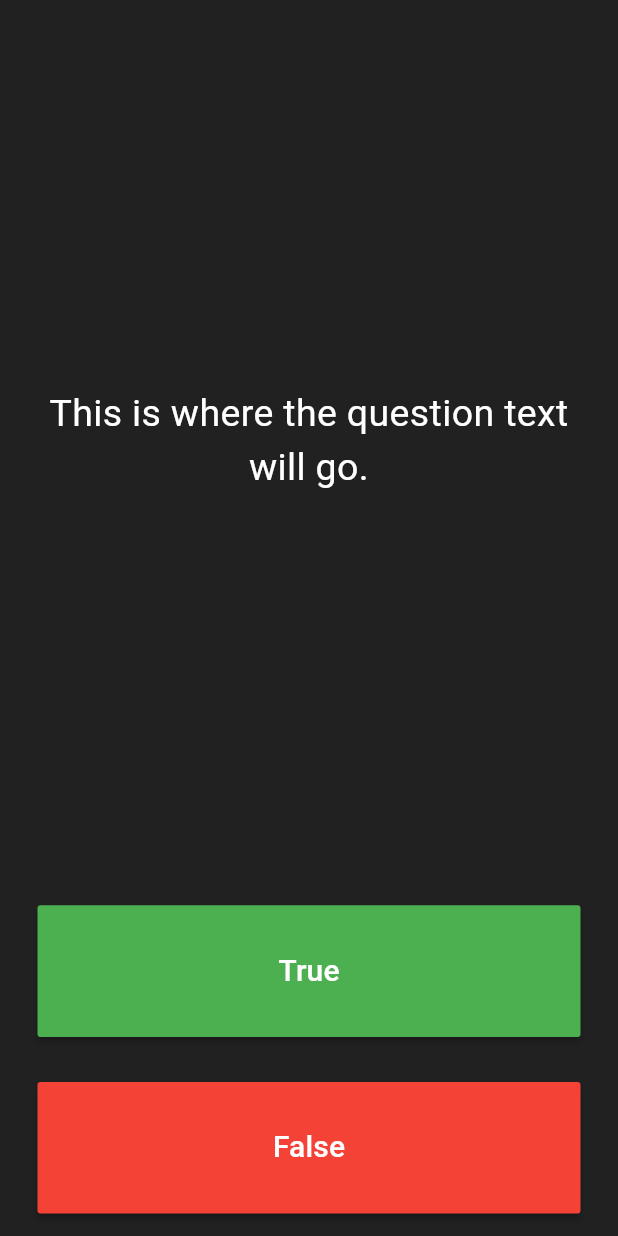
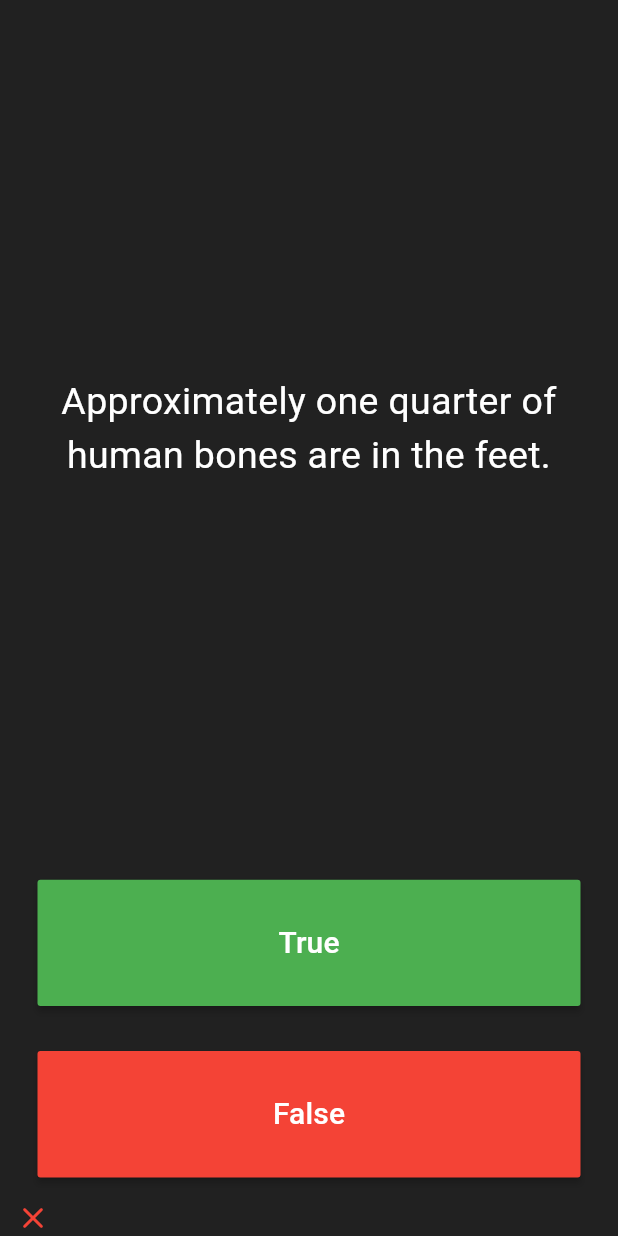
Before and after one commit to abdulrehmana28/flutter_qulizzler_app, a Flutter app: the screen it shows after launch, after a tap on "True", on a phone screen of 412 x 824 dp. Run offline on Flutter 3.47's test engine with Material 3 defaults, Android fonts, the phone set to English and light mode, and no system bars.

Commit message:
added basic functionality

```diff
--- a/lib/main.dart
+++ b/lib/main.dart
@@ -10,7 +10,7 @@ class Quizzler extends StatelessWidget {
         backgroundColor: Colors.grey.shade900,
         body: SafeArea(
           child: Padding(
-            padding: EdgeInsets.symmetric(horizontal: 10.0),
+            padding: const EdgeInsets.symmetric(horizontal: 10.0),
             child: QuizPage(),
           ),
         ),
@@ -25,6 +25,15 @@ class QuizPage extends StatefulWidget {
 }
 
 class _QuizPageState extends State<QuizPage> {
+  int questionNumber = 0;
+  List<Icon> listMark = [];
+  List<bool> answers = [false, true, true];
+  List<String> questions = [
+    'You can lead a cow down stairs but not up stairs.',
+    'Approximately one quarter of human bones are in the feet.',
+    'A slug\'s blood is green.'
+  ];
+
   @override
   Widget build(BuildContext context) {
     return Column(
@@ -37,7 +46,7 @@ class _QuizPageState extends State<QuizPage> {
             padding: EdgeInsets.all(10.0),
             child: Center(
               child: Text(
-                'This is where the question text will go.',
+                questions.elementAt(questionNumber),
                 textAlign: TextAlign.center,
                 style: TextStyle(
                   fontSize: 25.0,
@@ -49,11 +58,11 @@ class _QuizPageState extends State<QuizPage> {
         ),
         Expanded(
           child: Padding(
-            padding: EdgeInsets.all(15.0),
+            padding: const EdgeInsets.all(15.0),
             child: MaterialButton(
               textColor: Colors.white,
               color: Colors.green,
-              child: Text(
+              child: const Text(
                 'True',
                 style: TextStyle(
                   color: Colors.white,
@@ -62,16 +71,41 @@ class _QuizPageState extends State<QuizPage> {
               ),
               onPressed: () {
                 //The user picked true.
+                if (answers.elementAt(questionNumber) == true) {
+                  questionNumber++;
+                  setState(
+                    () {
+                      listMark.add(
+                        const Icon(
+                          Icons.check,
+                          color: Colors.green,
+                        ),
+                      );
+                    },
+                  );
+                } else {
+                  questionNumber++;
+                  setState(
+                    () {
+                      listMark.add(
+                        const Icon(
+                          Icons.close_rounded,
+                          color: Colors.red,
+                        ),
+                      );
+                    },
+                  );
+                }
               },
             ),
           ),
         ),
         Expanded(
           child: Padding(
-            padding: EdgeInsets.all(15.0),
+            padding: const EdgeInsets.all(15.0),
             child: MaterialButton(
               color: Colors.red,
-              child: Text(
+              child: const Text(
                 'False',
                 style: TextStyle(
                   fontSize: 20.0,
@@ -80,11 +114,39 @@ class _QuizPageState extends State<QuizPage> {
               ),
               onPressed: () {
                 //The user picked false.
+                if (answers.elementAt(questionNumber) == false) {
+                  questionNumber++;
+                  setState(
+                    () {
+                      listMark.add(
+                        const Icon(
+                          Icons.check,
+                          color: Colors.green,
+                        ),
+                      );
+                    },
+                  );
+                } else {
+                  questionNumber++;
+                  setState(
+                    () {
+                      listMark.add(
+                        const Icon(
+                          Icons.close_rounded,
+                          color: Colors.red,
+                        ),
+                      );
+                    },
+                  );
+                }
               },
             ),
           ),
         ),
         //TODO: Add a Row here as your score keeper
+        Row(
+          children: listMark,
+        ),
       ],
     );
   }
```
